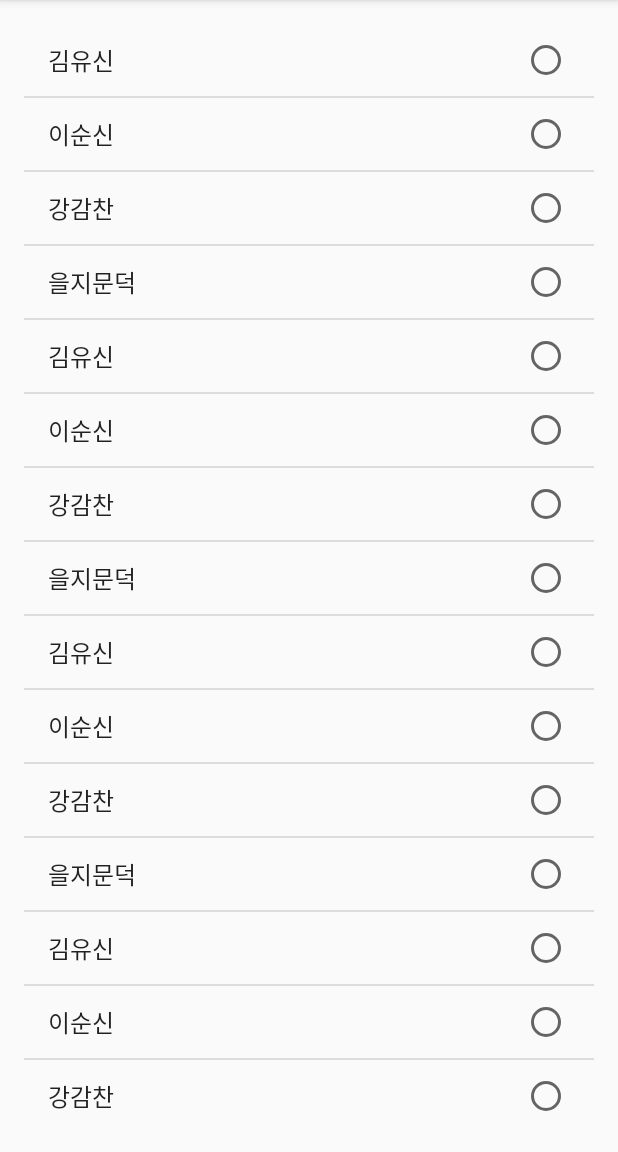
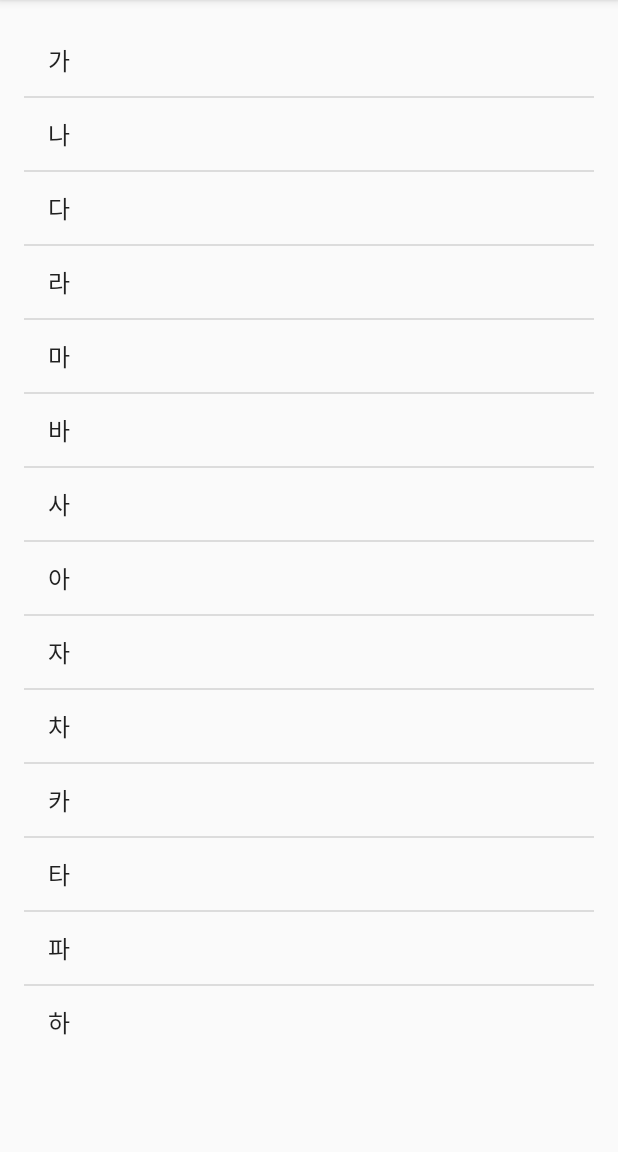
Before and after one commit to kjh44004/Android_study, an Android app: the screen it shows after launch (MainActivity), on a phone screen of 412 x 824 dp, the part 84-1236 px from its top. Run offline under Robolectric (Android 15) with nearby library versions, the light colour scheme and no system bars.

Commit message:
resource배열을 이용한 listview

```diff
--- a/listview/app/src/main/java/com/example/user/listview/MainActivity.java
+++ b/listview/app/src/main/java/com/example/user/listview/MainActivity.java
@@ -14,32 +14,9 @@ public class MainActivity extends AppCompatActivity {
         super.onCreate(savedInstanceState);
         setContentView(R.layout.activity_main);
 
-        //데이터 원본
-        ArrayList<String> arGeneral = new ArrayList<String>();
-        arGeneral.add("김유신");
-        arGeneral.add("이순신");
-        arGeneral.add("강감찬");
-        arGeneral.add("을지문덕");
-        arGeneral.add("김유신");
-        arGeneral.add("이순신");
-        arGeneral.add("강감찬");
-        arGeneral.add("을지문덕");
-        arGeneral.add("김유신");
-        arGeneral.add("이순신");
-        arGeneral.add("강감찬");
-        arGeneral.add("을지문덕");
-        arGeneral.add("김유신");
-        arGeneral.add("이순신");
-        arGeneral.add("강감찬");
-        arGeneral.add("을지문덕");
-        arGeneral.add("김유신");
-        arGeneral.add("이순신");
-        arGeneral.add("강감찬");
-        arGeneral.add("을지문덕");
-
         //어댑터 준비
-        ArrayAdapter<String> Adapter;
-        Adapter = new ArrayAdapter<String>(this, android.R.layout.simple_list_item_single_choice, arGeneral);
+        ArrayAdapter<CharSequence> Adapter;
+        Adapter = ArrayAdapter.createFromResource(this, R.array.Korean, android.R.layout.simple_list_item_1);
 
       /*simple_list_itme_1 : 하나의 텍스트뷰로 구성된 레이아웃;
         simple_list_itme_2 : 두개의 텍스트뷰로 구성된 레이아웃;
--- /dev/null
+++ b/listview/app/src/main/res/values/arrays.xml
@@ -0,0 +1,19 @@
+<?xml version="1.0" encoding="utf-8"?>
+<resources>
+    <string-array name="Korean">
+        <item>가</item>
+        <item>나</item>
+        <item>다</item>
+        <item>라</item>
+        <item>마</item>
+        <item>바</item>
+        <item>사</item>
+        <item>아</item>
+        <item>자</item>
+        <item>차</item>
+        <item>카</item>
+        <item>타</item>
+        <item>파</item>
+        <item>하</item>
+    </string-array>
+</resources>
```
